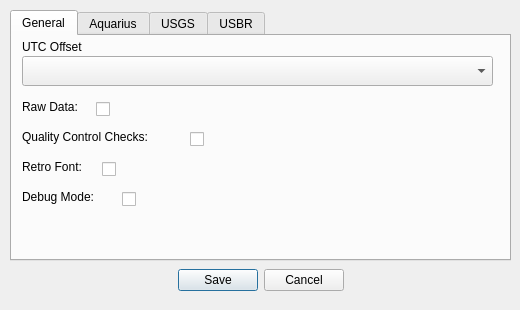
Before: the Qt Designer form ui/winOptions.ui in S31F3R/DataDoctor, drawn with Qt 5.
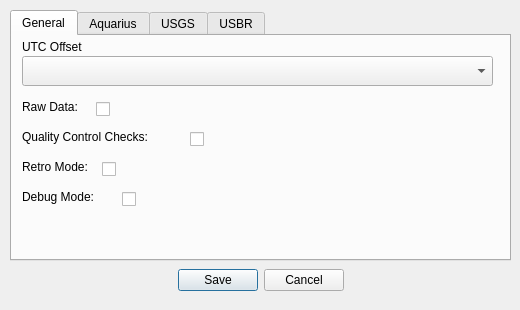
After: the same form once the commit is applied. Icons and pictures are not drawn.

Commit message: Renamed cbRetroFont to cbRetroMode and updated labels

Patch:
```diff
--- a/ui/winOptions.ui
+++ b/ui/winOptions.ui
@@ -176,7 +176,7 @@
       </rect>
      </property>
      <property name="text">
-      <string>Retro Font:</string>
+      <string>Retro Mode:</string>
      </property>
     </widget>
     <zorder>lbUTCOffset</zorder>
```
Left out of the diff: 8 changed lines with no effect on the pictures.
